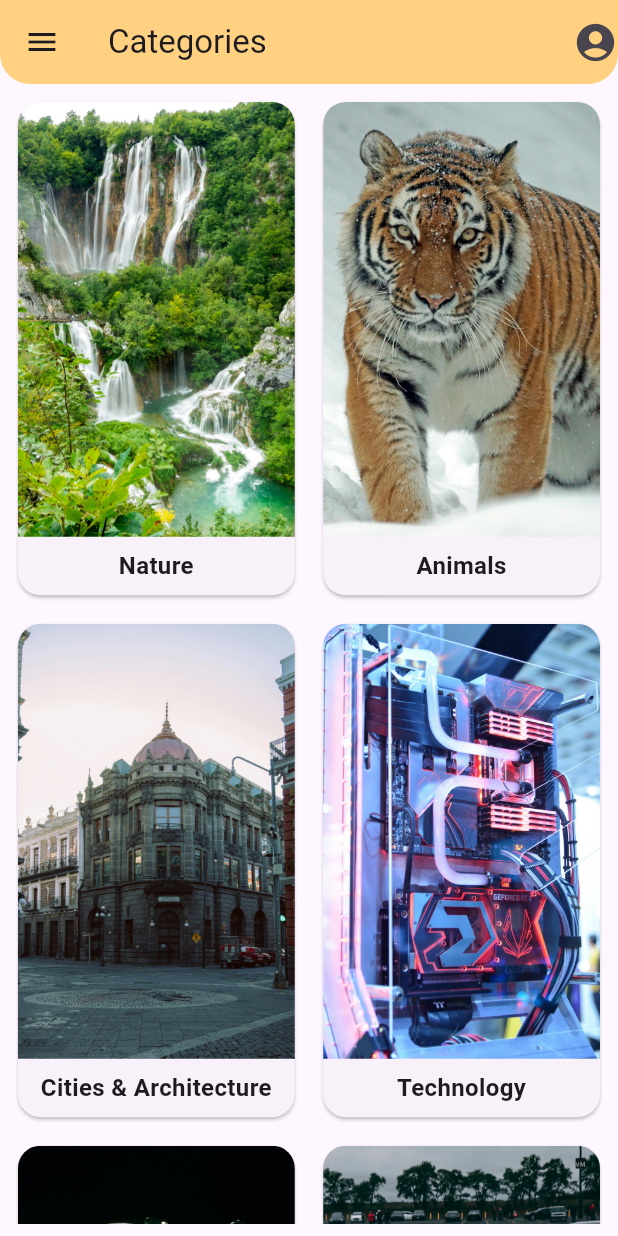
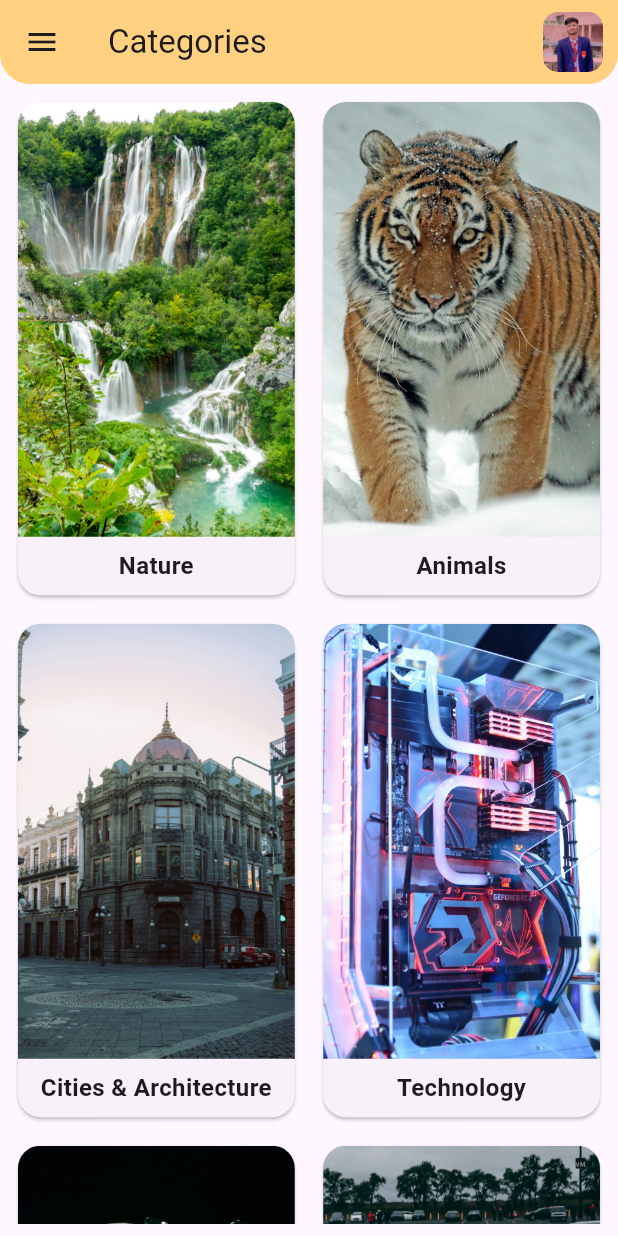
Before and after one commit to rahulkumar797098/wallpaper_app, a Flutter app: the CategorieScreen screen opened directly, on a phone screen of 412 x 824 dp. Run offline on Flutter 3.47's test engine with Material 3 defaults, Android fonts, the phone set to English and light mode, and no system bars; our stand-ins replace cloud_firestore, dio, firebase_auth, firebase_core, firebase_storage, permission_handler; accounts and stored records are empty.

Commit message:
profil , space , dark , screen

```diff
--- a/lib/main.dart
+++ b/lib/main.dart
@@ -32,7 +32,7 @@ class MyApp extends StatelessWidget {
         colorScheme: ColorScheme.fromSeed(seedColor: Colors.deepPurple),
         useMaterial3: true,
       ),
-      home: const HomeScreen()
+      home: const LoginScreen()
 
     );
   }
--- a/lib/screen/categorie_screen.dart
+++ b/lib/screen/categorie_screen.dart
@@ -3,8 +3,10 @@ import 'package:flutter/material.dart';
 import 'package:wallpaper_app/screen/animal_image_screen.dart';
 import 'package:wallpaper_app/screen/car_image_screen.dart';
 import 'package:wallpaper_app/screen/city_screen.dart';
+import 'package:wallpaper_app/screen/dark_image_screen.dart';
 import 'package:wallpaper_app/screen/nature_image_screen.dart';
 import 'package:wallpaper_app/screen/space_screen.dart';
+import 'package:wallpaper_app/screen/technology_image_screen.dart';
 
 class CategorieScreen extends StatefulWidget {
   const CategorieScreen({super.key});
@@ -22,6 +24,7 @@ class _CategorieScreenState extends State<CategorieScreen> {
     {"title": "Space", "image": "assets/categorie/space.jpg"},
     {"title": "Cars & Vehicles", "image": "assets/categorie/car.jpg"},
     {"title": "Flowers & Plants", "image": "assets/categorie/flower.jpg"},
+    {"title": "Dark", "image": "assets/categorie/dark.jpg"},
   ];
 
   @override
@@ -38,17 +41,26 @@ class _CategorieScreenState extends State<CategorieScreen> {
         title: const Text('Categories'),
         leading: Builder(builder: (context) {
           return IconButton(
-            icon: Icon(Icons.menu),
+            icon: const Icon(Icons.menu),
             onPressed: () {
               Scaffold.of(context).openDrawer();
             },
           );
         }),
-        actions: const [
-          Icon(
-            Icons.account_circle,
-            size: 30,
+        actions:  [
+          Padding(
+            padding: const EdgeInsets.symmetric(horizontal: 10.0),
+            child: Container(
+              height: 40,
+              width: 40,
+              decoration: BoxDecoration(
+                borderRadius: BorderRadius.circular(10),
+                image: const DecorationImage(
+                  image: AssetImage("assets/images/rahul.png"))
+                )
+              ),
           ),
+
         ],
       ),
       body: Padding(
@@ -98,6 +110,20 @@ class _CategorieScreenState extends State<CategorieScreen> {
                     builder: (context) => const CityScreen( ),
                   ),
                 );
+              }else if (catData[index]["title"] == "Dark") {
+                Navigator.push(
+                  context,
+                  MaterialPageRoute(
+                    builder: (context) => const DarkImageScreen( ),
+                  ),
+                );
+              }else if (catData[index]["title"] == "Technology") {
+                Navigator.push(
+                  context,
+                  MaterialPageRoute(
+                    builder: (context) => const TechnologyImageScreen(),
+                  ),
+                );
               }
             },
             child: Card(
@@ -139,9 +165,7 @@ class _CategorieScreenState extends State<CategorieScreen> {
         child: ListView(
           children: [
             DrawerHeader(
-              child: Container(
-                child: Image.asset("assets/images/icon.png"),
-              ),
+              child:  Image.asset("assets/images/icon.png"),
             ),
             ListTile(
               leading: const Icon(
```
Also changed, not shown: lib/screen/dark_image_screen.dart (added, +78 -0 lines), lib/screen/technology_image_screen.dart (added, +81 -0 lines), assets/categorie/dark 13.jpg (added), assets/categorie/dark.jpg (added), assets/images/rahul.png (added).
